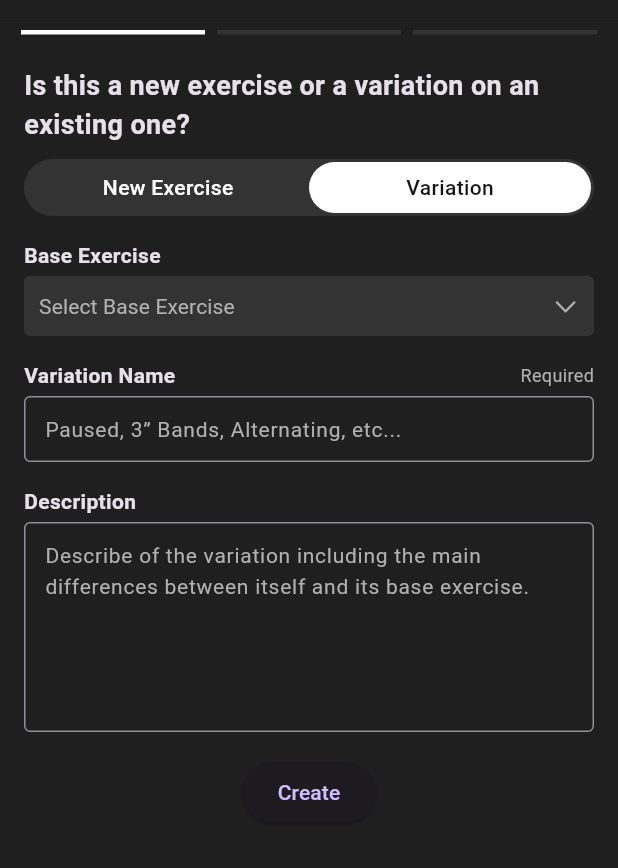
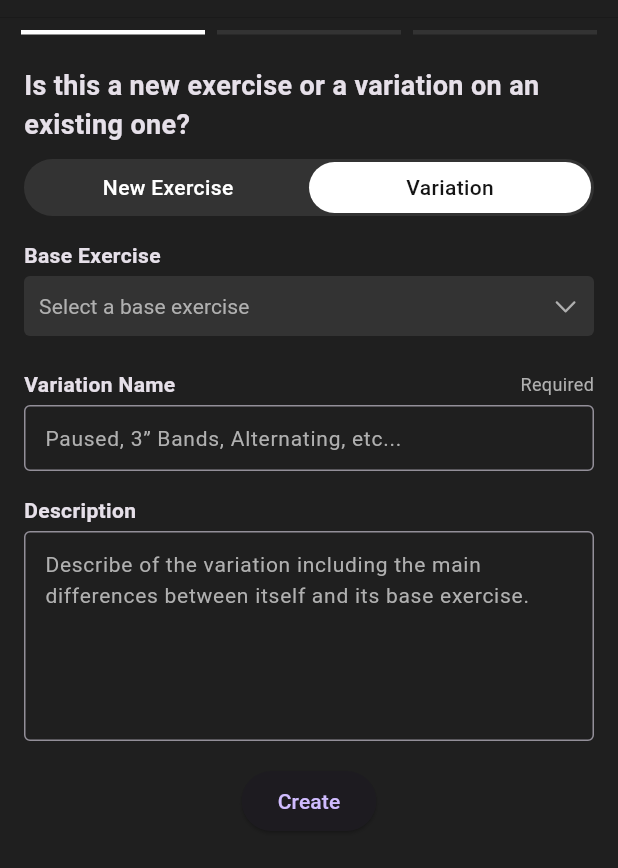
Before and after one commit to MattyD1/flex_workout_logger, a Flutter app: the ExercisesCreateScreen screen opened by its route, item 2 of the bottom bar chosen, on a phone screen of 412 x 824 dp, the part 48-916 px from its top. Run offline on Flutter 3.47's test engine with Material 3 defaults, Android fonts, the phone set to English and light mode, and no system bars; drawn by our look-alikes of custom_sliding_segmented_control; our stand-ins replace flutter_riverpod, flutter_slidable, fpdart, freezed_annotation, go_router, realm and 1 more; generated files the repository leaves out were written again; statements that could not run were skipped.

Commit message:
Updated selection to generic type

```diff
--- a/lib/features/exercises/ui/widgets/exercise_create_form.dart
+++ b/lib/features/exercises/ui/widgets/exercise_create_form.dart
@@ -9,6 +9,7 @@ import 'package:flex_workout_logger/features/exercises/domain/validations/exerci
 import 'package:flex_workout_logger/features/exercises/domain/validations/exercise_name.dart';
 import 'package:flex_workout_logger/features/exercises/domain/validations/exercise_style.dart';
 import 'package:flex_workout_logger/features/exercises/ui/widgets/base_exercise_selection.dart';
+import 'package:flex_workout_logger/widgets/ui/selection_sheet.dart';
 import 'package:flex_workout_logger/features/exercises/ui/widgets/variation_segment_controller.dart';
 import 'package:flex_workout_logger/utils/ui_extensions.dart';
 import 'package:flex_workout_logger/widgets/ui/radio_list.dart';
@@ -63,9 +64,7 @@ class _ExerciseCreateFormState extends ConsumerState<ExerciseCreateForm> {
       );
     });
 
-    final variationExercises = ref
-        .read(exercisesListControllerProvider.notifier)
-        .getBaseExerciseList();
+    final variationExercises = ref.read(exercisesListControllerProvider);
 
     final res = ref.watch(exercisesCreateControllerProvider);
     final errorText = res.maybeWhen(
@@ -96,19 +95,19 @@ class _ExerciseCreateFormState extends ConsumerState<ExerciseCreateForm> {
           ),
           const SizedBox(height: AppLayout.defaultPadding),
           if (_selectedVariation == 2)
-            BaseExerciseSelection(
-              exercises: variationExercises.asData?.value ?? [],
-              selectedValue: _baseExercise,
-              onSelected: (value) {
-                setState(() {
-                  _baseExercise = ExerciseBaseExercise(null, value);
-
-                  debugPrint('Base exercise selected');
-                  debugPrint(value.name);
-                });
-              },
+            SelectionSheet<ExerciseEntity>(
+              validator: (value) => _baseExercise?.validate,
+              hintText: 'Select a base exercise',
+              labelText: 'Base Exercise',
+              onChanged: (value) =>
+                  _baseExercise = ExerciseBaseExercise(null, value),
+              items: variationExercises.asData?.value
+                      .map(
+                        (e) => DropdownMenuItem(value: e, child: Text(e.name)),
+                      )
+                      .toList() ??
+                  [],
             ),
-
           MyTextField(
             label: _selectedVariation == 1 ? 'Exercise Name' : 'Variation Name',
             hintText: _selectedVariation == 1
@@ -200,7 +199,6 @@ class _ExerciseCreateFormState extends ConsumerState<ExerciseCreateForm> {
                     }
 
                     if (_name == null) return;
-
                     ref.read(exercisesCreateControllerProvider.notifier).handle(
                           _name!,
                           _description,
--- a/lib/features/exercises/ui/widgets/exercise_edit_form.dart
+++ b/lib/features/exercises/ui/widgets/exercise_edit_form.dart
@@ -91,9 +91,8 @@ class _ExerciseEditFormState extends ConsumerState<ExerciseEditForm> {
       );
     });
 
-    final variationExercises = ref
-        .read(exercisesListControllerProvider.notifier)
-        .getBaseExerciseList();
+    final variationExercises = ref.read(exercisesListControllerProvider);
+
     final res = ref.watch(exercisesEditControllerProvider(widget.id));
 
     final errorText = res.maybeWhen(
--- /dev/null
+++ b/lib/widgets/ui/selection_sheet.dart
@@ -0,0 +1,164 @@
+import 'package:flex_workout_logger/config/theme/app_layout.dart';
+import 'package:flex_workout_logger/features/exercises/domain/entities/exercise_entity.dart';
+import 'package:flex_workout_logger/features/exercises/infrastructure/schema.dart';
+import 'package:flex_workout_logger/features/exercises/ui/widgets/exercise_card.dart';
+import 'package:flex_workout_logger/utils/ui_extensions.dart';
+import 'package:flutter/cupertino.dart';
+import 'package:flutter/material.dart';
+
+///
+class SelectionSheet<T extends ExerciseEntity> extends FormField<T> {
+  ///
+  // ignore: use_super_parameters
+  SelectionSheet({
+    required List<DropdownMenuItem<T>> items,
+    required ValueChanged<T> onChanged,
+    String? hintText,
+    String? labelText,
+    Key? key,
+    FormFieldValidator<T>? validator,
+  }) : super(
+          key: key,
+          validator: validator,
+          builder: (state) {
+            final selectedItem =
+                items.where((element) => element.value == state.value).toList();
+
+            return Column(
+              children: [
+                Row(
+                  children: [
+                    Text(
+                      labelText ?? 'Select',
+                      style: state.context.textTheme.label,
+                    ),
+                  ],
+                ),
+                const SizedBox(
+                  height: 4,
+                ),
+                TextButton(
+                  onPressed: () async {
+                    final result = await _showBottomSheet(
+                      state.context,
+                      items,
+                      selectedItem,
+                    );
+
+                    if (result == null) return;
+
+                    onChanged(result as T);
+
+                    state.didChange(result);
+                  },
+                  style: TextButton.styleFrom(
+                    padding: EdgeInsets.zero,
+                    minimumSize: Size.zero, // Set minimum size to zero
+                    tapTargetSize: MaterialTapTargetSize.shrinkWrap,
+                    shape: const RoundedRectangleBorder(
+                      borderRadius: BorderRadius.all(
+                        Radius.circular(4),
+                      ),
+                    ),
+                  ),
+                  child: Container(
+                    padding: const EdgeInsets.all(10),
+                    decoration: BoxDecoration(
+                      borderRadius: BorderRadius.circular(4),
+                      color: state.hasError
+                          ? Theme.of(state.context)
+                              .colorScheme
+                              .error
+                              .withOpacity(0.5)
+                          : state.context.colorScheme.muted,
+                    ),
+                    child: Row(
+                      children: [
+                        if (selectedItem.isNotEmpty)
+                          Text(
+                            selectedItem[0].value?.name ??
+                                'Something went wrong',
+                            style: state.context.textTheme.bodyMedium.copyWith(
+                              color: state.context.colorScheme.foreground,
+                            ),
+                          )
+                        else
+                          Text(
+                            hintText ?? 'Select an option',
+                            style: state.context.textTheme.bodyMedium.copyWith(
+                              color: state.context.colorScheme.mutedForeground,
+                            ),
+                          ),
+                        const Spacer(),
+                        Icon(
+                          CupertinoIcons.chevron_down,
+                          color: state.context.colorScheme.mutedForeground,
+                        ),
+                      ],
+                    ),
+                  ),
+                ),
+                const SizedBox(height: 6),
+                if (state.hasError)
+                  Row(
+                    children: [
+                      Padding(
+                        padding: const EdgeInsets.only(left: 10),
+                        child: Text(
+                          state.errorText ?? 'Invalid field',
+                          style: TextStyle(
+                            fontSize: Theme.of(state.context)
+                                .textTheme
+                                .bodySmall
+                                ?.fontSize,
+                            color: Theme.of(state.context).colorScheme.error,
+                          ),
+                        ),
+                      ),
+                    ],
+                  ),
+                const SizedBox(height: AppLayout.defaultPadding),
+              ],
+            );
+          },
+        );
+}
+
+Future<T?> _showBottomSheet<T>(
+  BuildContext context,
+  List<DropdownMenuItem<T>> items,
+  T? selectedValue,
+) {
+  return showModalBottomSheet<T>(
+    context: context,
+    showDragHandle: true,
+    scrollControlDisabledMaxHeightRatio: 0.9,
+    backgroundColor: context.colorScheme.offBackground,
+    shape: const RoundedRectangleBorder(
+      borderRadius: BorderRadius.vertical(top: Radius.circular(15)),
+    ),
+    builder: (context) => ListView.separated(
+      itemCount: items.length,
+      separatorBuilder: (context, index) => Divider(
+        color: context.colorScheme.divider,
+        height: 1,
+        indent: 64,
+      ),
+      itemBuilder: (context, index) {
+        final currentItem = items[index];
+
+        return Column(
+          children: [
+            ExerciseListTile(
+              exercise: currentItem.value! as ExerciseEntity,
+              trailingIcon: CupertinoIcons.add_circled,
+              onTap: () {
+                Navigator.of(context).pop(currentItem.value);
+              },
+            ),
+          ],
+        );
+      },
+    ),
+  );
+}
```
Also changed, not shown: lib/features/exercises/domain/validations/exercise_base_exercise.dart (+2 -6 lines).
